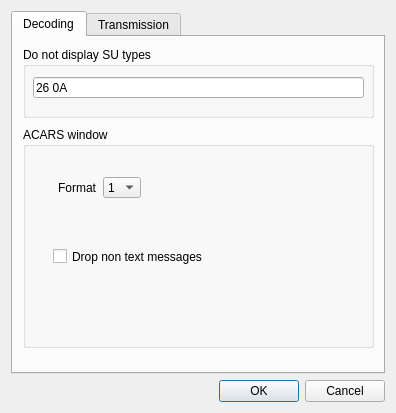
The window that JAERO/gui_classes/settingsdialog.ui (jontio/JAERO) describes before a commit, drawn with Qt 5.
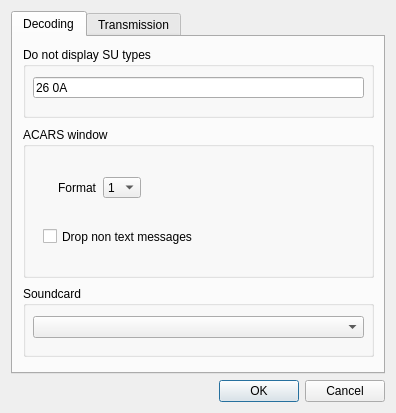
The same window after the commit.

Commit message: soundcard selection

```diff
--- a/JAERO/gui_classes/settingsdialog.ui
+++ b/JAERO/gui_classes/settingsdialog.ui
@@ -58,7 +58,7 @@
          <x>10</x>
          <y>90</y>
          <width>351</width>
-         <height>221</height>
+         <height>151</height>
         </rect>
        </property>
        <property name="title">
@@ -67,8 +67,8 @@
        <widget class="QCheckBox" name="checkBoxdropnontextmsgs">
         <property name="geometry">
          <rect>
-          <x>30</x>
-          <y>120</y>
+          <x>20</x>
+          <y>100</y>
           <width>201</width>
           <height>19</height>
          </rect>
@@ -135,6 +135,29 @@
         </item>
        </widget>
       </widget>
+      <widget class="QGroupBox" name="groupBox_5">
+       <property name="geometry">
+        <rect>
+         <x>10</x>
+         <y>249</y>
+         <width>351</width>
+         <height>71</height>
+        </rect>
+       </property>
+       <property name="title">
+        <string>Soundcard</string>
+       </property>
+       <widget class="QComboBox" name="comboBoxsoundcard">
+        <property name="geometry">
+         <rect>
+          <x>10</x>
+          <y>30</y>
+          <width>331</width>
+          <height>22</height>
+         </rect>
+        </property>
+       </widget>
+      </widget>
      </widget>
      <widget class="QWidget" name="Transmission">
       <attribute name="title">
```
The commit also changes 6 other files.
